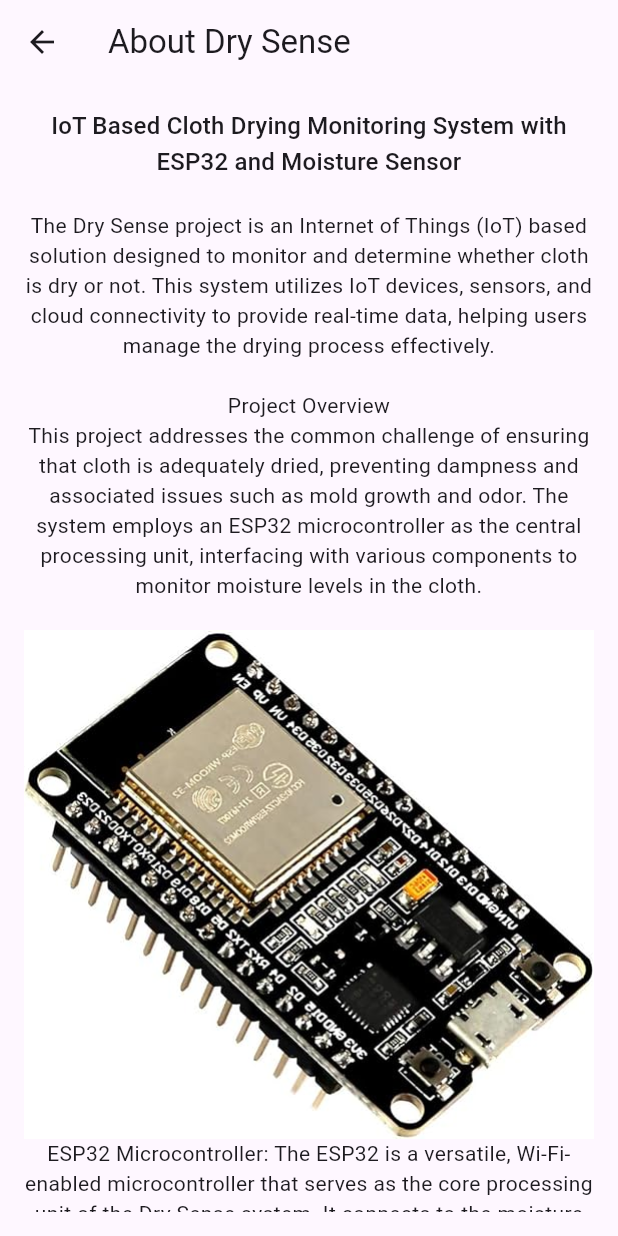
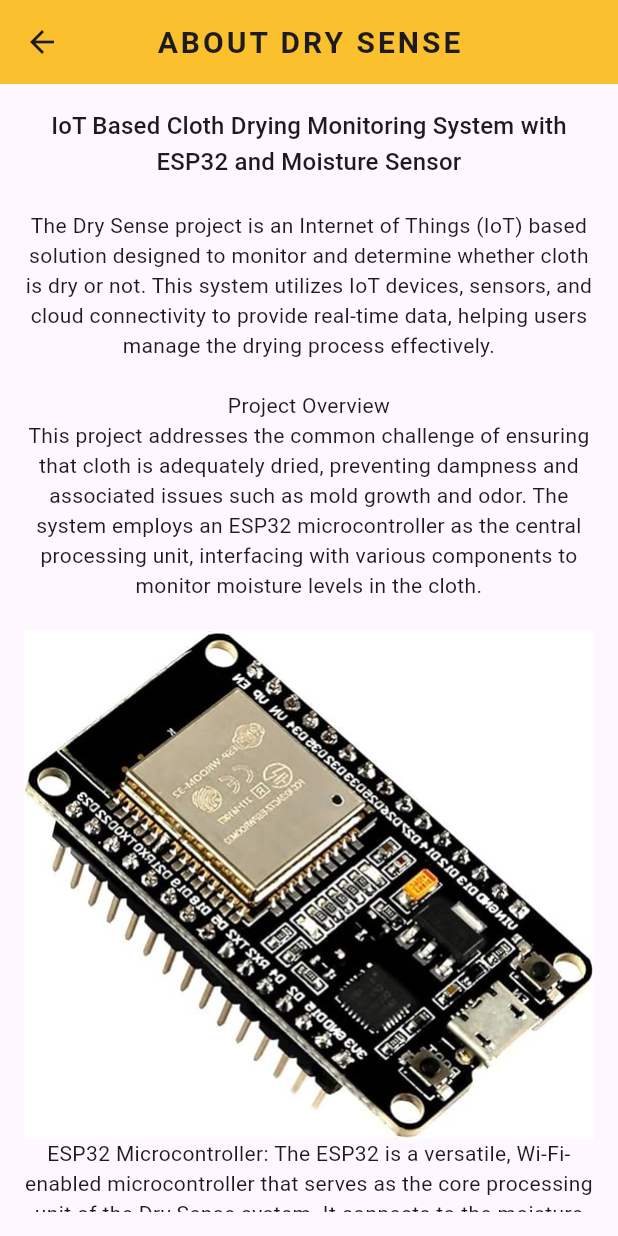
Before and after one commit to abypious/Dry-Sense, a Flutter app: the screen it shows after launch, after a tap on the "home" icon, on a phone screen of 412 x 824 dp. Run offline on Flutter 3.47's test engine with Material 3 defaults, Android fonts, the light colour scheme and no system bars; network calls fail.

Commit message:
ui update

```diff
--- a/lib/about.dart
+++ b/lib/about.dart
@@ -7,7 +7,12 @@ class AboutScreen extends StatelessWidget {
   Widget build(BuildContext context) {
     return Scaffold(
       appBar: AppBar(
-        title: const Text("About Dry Sense"),
+        title: const Text(
+            "ABOUT DRY SENSE",
+            style: TextStyle(letterSpacing: 2, fontSize: 20, fontWeight: FontWeight.bold)
+        ),
+        centerTitle: true,
+        backgroundColor: Colors.yellow[700],
       ),
       body: Padding(
         padding: const EdgeInsets.all(16.0),
--- a/lib/main.dart
+++ b/lib/main.dart
@@ -135,7 +135,7 @@ class _ProvisioningScreenState extends State<ProvisioningScreen> {
       body: Column(
         mainAxisAlignment: MainAxisAlignment.center,
         children: <Widget>[
-          const SizedBox(height: 50),
+          const SizedBox(height: 30),
           if (moistureStatus != "Waiting...")
             Text(
               'Your cloth is now',
@@ -146,15 +146,21 @@ class _ProvisioningScreenState extends State<ProvisioningScreen> {
             statusMessage,
             style: const TextStyle(fontSize: 35, fontWeight: FontWeight.bold),
           ),
-          const SizedBox(height: 40),
+          const SizedBox(height: 30),
           Icon(
             statusIcon,
             size: 60,
             color: statusColor,
           ),
           const SizedBox(height: 30),
-          Padding(
-            padding: const EdgeInsets.symmetric(horizontal: 22.0, vertical: 10.0), // Adjust as needed
+          Container(
+            padding: const EdgeInsets.all(16.0), // Space inside the rectangle
+            margin: const EdgeInsets.symmetric(horizontal: 22.0, vertical: 10.0),
+            decoration: BoxDecoration(
+              color: Colors.yellow[100], // Background color of the rectangle
+              border: Border.all(color: Colors.yellow[700]!, width: 2), // Border color and width
+              borderRadius: BorderRadius.circular(12), // Rounded corners
+            ),
             child: Text(
               subMessage,
               textAlign: TextAlign.center,
@@ -164,11 +170,11 @@ class _ProvisioningScreenState extends State<ProvisioningScreen> {
               ),
             ),
           ),
-          const SizedBox(height: 30), // Added spacing before the GIF
+          const SizedBox(height: 30),
             Image.asset(
               gifUrl,
-              height: 180, // Adjust height as needed
-              width: 180,  // Adjust width as needed
+              height: 180,
+              width: 180,
               fit: BoxFit.cover,
             ),
           const Spacer(),
```
Also changed, not shown: pubspec.lock.
